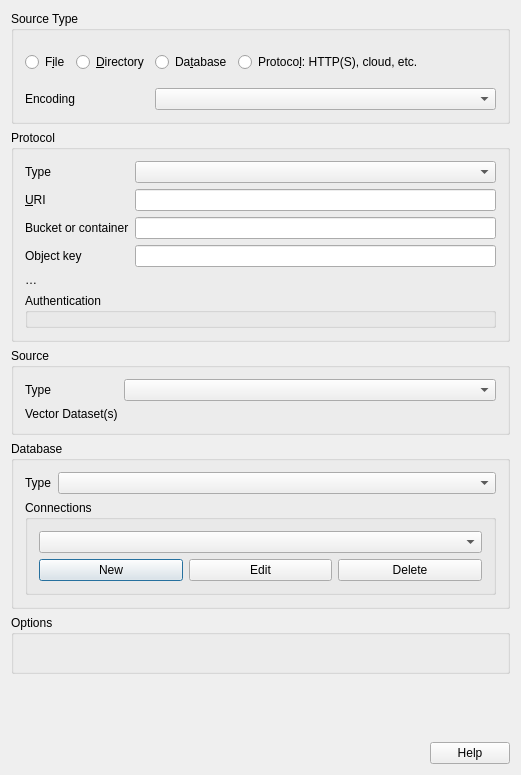
The window that src/ui/qgsogrsourceselectbase.ui (qgis/QGIS) describes before a commit, drawn with Qt 5.
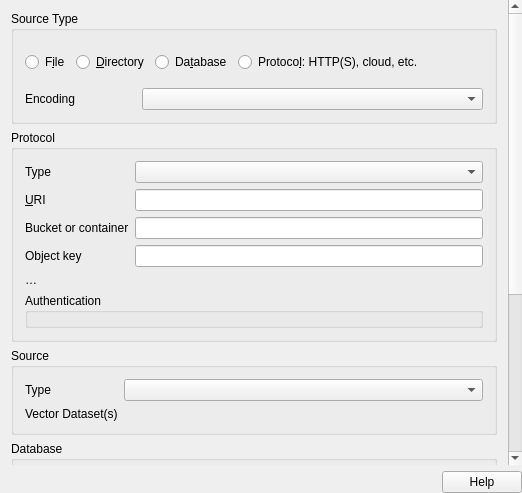
The same window after the commit. Icons and pictures are not drawn. Custom widgets are drawn as their Qt base class.

Commit message: add scroll area to the OGR tab of the Datasource Manager, to make it usable when long list of open options is displayed (fix #47741)

What changed in the file:
```diff
--- a/src/ui/qgsogrsourceselectbase.ui
+++ b/src/ui/qgsogrsourceselectbase.ui
@@ -9,8 +9,8 @@
    <rect>
     <x>0</x>
     <y>0</y>
-    <width>521</width>
-    <height>775</height>
+    <width>522</width>
+    <height>493</height>
    </rect>
   </property>
   <property name="sizePolicy">
@@ -27,6 +27,36 @@
     <normaloff>.</normaloff>.</iconset>
   </property>
   <layout class="QVBoxLayout" name="verticalLayout_4">
+   <property name="leftMargin">
+    <number>0</number>
+   </property>
+   <property name="topMargin">
+    <number>0</number>
+   </property>
+   <property name="rightMargin">
+    <number>0</number>
+   </property>
+   <property name="bottomMargin">
+    <number>0</number>
+   </property>
+   <item>
+    <widget class="QgsScrollArea" name="scrollArea">
+     <property name="frameShape">
+      <enum>QFrame::NoFrame</enum>
+     </property>
+     <property name="widgetResizable">
+      <bool>true</bool>
+     </property>
+     <widget class="QWidget" name="scrollAreaWidgetContents">
+      <property name="geometry">
+       <rect>
+        <x>0</x>
+        <y>-282</y>
+        <width>508</width>
+        <height>745</height>
+       </rect>
+      </property>
+      <layout class="QVBoxLayout" name="verticalLayout_5">
    <item>
     <layout class="QVBoxLayout" name="verticalLayout_2">
      <item>
@@ -390,6 +420,10 @@
      </property>
     </spacer>
    </item>
+      </layout>
+     </widget>
+    </widget>
+   </item>
    <item>
     <widget class="QDialogButtonBox" name="buttonBox">
      <property name="standardButtons">
@@ -419,6 +453,12 @@
    <header>auth/qgsauthsettingswidget.h</header>
    <container>1</container>
   </customwidget>
+  <customwidget>
+   <class>QgsScrollArea</class>
+   <extends>QScrollArea</extends>
+   <header>qgsscrollarea.h</header>
+   <container>1</container>
+  </customwidget>
  </customwidgets>
  <tabstops>
   <tabstop>radioSrcFile</tabstop>
```
Lines whose indentation alone changed are shown as unchanged.
